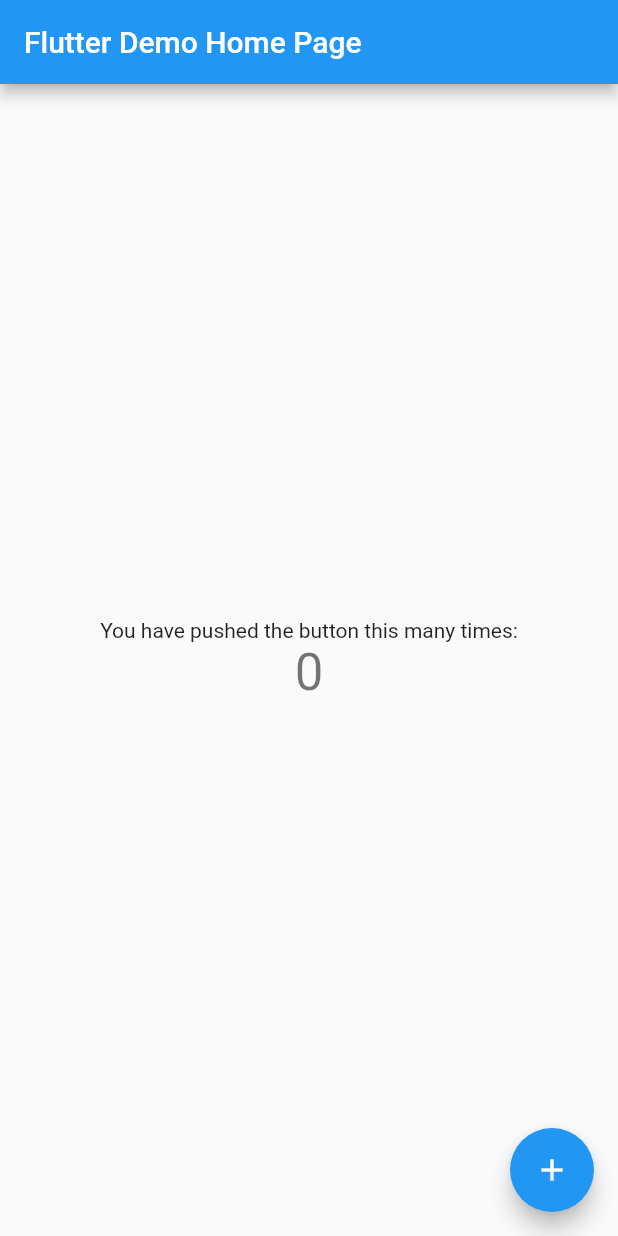
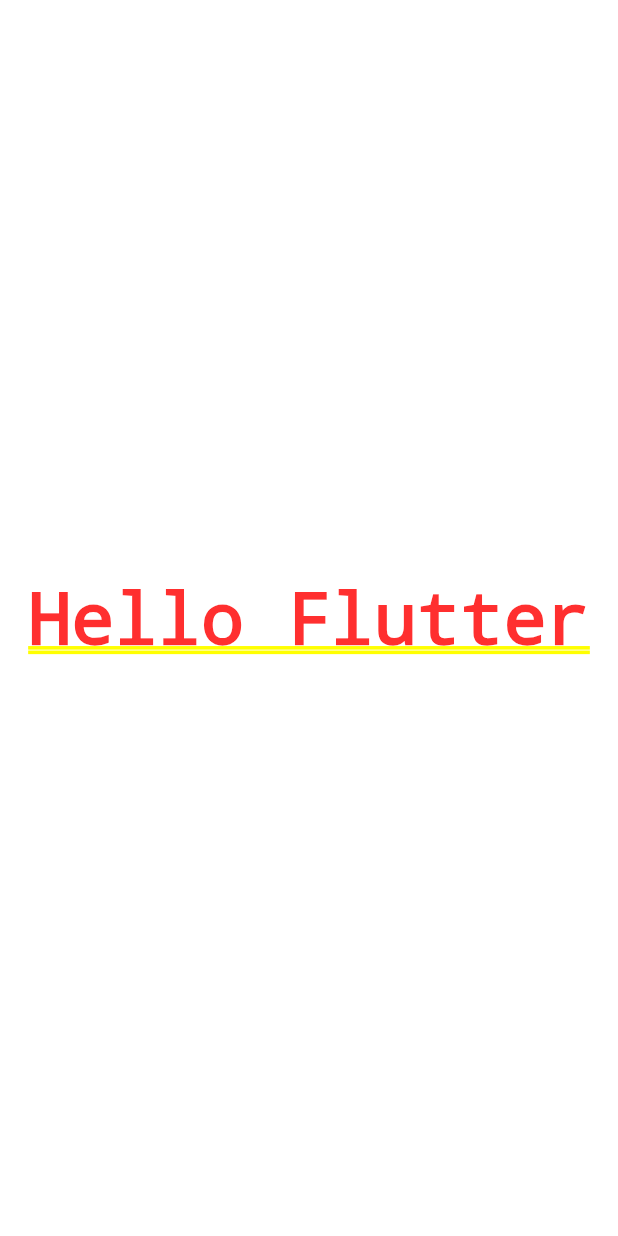
Before and after one commit to raloliver/fludin, a Flutter app: the screen it shows after launch, on a phone screen of 412 x 824 dp. Run offline on Flutter 3.47's test engine with Material 2 defaults, Android fonts, the phone set to English and light mode, and no system bars.

Commit message:
Just a simple changes to show a message on screen

```diff
--- a/fludin01/lib/main.dart
+++ b/fludin01/lib/main.dart
@@ -1,117 +1,12 @@
 import 'package:flutter/material.dart';
 
+// the main function is the starting point for all our flutter apps.
 void main() {
-  runApp(MyApp());
+  runApp(
+    MaterialApp(
+      home: Center(
+        child: Text('Hello Flutter'),
+      ),
+    ),
+  );
 }
-
-class MyApp extends StatelessWidget {
-  // This widget is the root of your application.
-  @override
-  Widget build(BuildContext context) {
-    return MaterialApp(
-      title: 'Flutter Demo',
-      theme: ThemeData(
-        // This is the theme of your application.
-        //
-        // Try running your application with "flutter run". You'll see the
-        // application has a blue toolbar. Then, without quitting the app, try
-        // changing the primarySwatch below to Colors.green and then invoke
-        // "hot reload" (press "r" in the console where you ran "flutter run",
-        // or simply save your changes to "hot reload" in a Flutter IDE).
-        // Notice that the counter didn't reset back to zero; the application
-        // is not restarted.
-        primarySwatch: Colors.blue,
-        // This makes the visual density adapt to the platform that you run
-        // the app on. For desktop platforms, the controls will be smaller and
-        // closer together (more dense) than on mobile platforms.
-        visualDensity: VisualDensity.adaptivePlatformDensity,
-      ),
-      home: MyHomePage(title: 'Flutter Demo Home Page'),
-    );
-  }
-}
-
-class MyHomePage extends StatefulWidget {
-  MyHomePage({Key key, this.title}) : super(key: key);
-
-  // This widget is the home page of your application. It is stateful, meaning
-  // that it has a State object (defined below) that contains fields that affect
-  // how it looks.
-
-  // This class is the configuration for the state. It holds the values (in this
-  // case the title) provided by the parent (in this case the App widget) and
-  // used by the build method of the State. Fields in a Widget subclass are
-  // always marked "final".
-
-  final String title;
-
-  @override
-  _MyHomePageState createState() => _MyHomePageState();
-}
-
-class _MyHomePageState extends State<MyHomePage> {
-  int _counter = 0;
-
-  void _incrementCounter() {
-    setState(() {
-      // This call to setState tells the Flutter framework that something has
-      // changed in this State, which causes it to rerun the build method below
-      // so that the display can reflect the updated values. If we changed
-      // _counter without calling setState(), then the build method would not be
-      // called again, and so nothing would appear to happen.
-      _counter++;
-    });
-  }
-
-  @override
-  Widget build(BuildContext context) {
-    // This method is rerun every time setState is called, for instance as done
-    // by the _incrementCounter method above.
-    //
-    // The Flutter framework has been optimized to make rerunning build methods
-    // fast, so that you can just rebuild anything that needs updating rather
-    // than having to individually change instances of widgets.
-    return Scaffold(
-      appBar: AppBar(
-        // Here we take the value from the MyHomePage object that was created by
-        // the App.build method, and use it to set our appbar title.
-        title: Text(widget.title),
-      ),
-      body: Center(
-        // Center is a layout widget. It takes a single child and positions it
-        // in the middle of the parent.
-        child: Column(
-          // Column is also a layout widget. It takes a list of children and
-          // arranges them vertically. By default, it sizes itself to fit its
-          // children horizontally, and tries to be as tall as its parent.
-          //
-          // Invoke "debug painting" (press "p" in the console, choose the
-          // "Toggle Debug Paint" action from the Flutter Inspector in Android
-          // Studio, or the "Toggle Debug Paint" command in Visual Studio Code)
-          // to see the wireframe for each widget.
-          //
-          // Column has various properties to control how it sizes itself and
-          // how it positions its children. Here we use mainAxisAlignment to
-          // center the children vertically; the main axis here is the vertical
-          // axis because Columns are vertical (the cross axis would be
-          // horizontal).
-          mainAxisAlignment: MainAxisAlignment.center,
-          children: <Widget>[
-            Text(
-              'You have pushed the button this many times:',
-            ),
-            Text(
-              '$_counter',
-              style: Theme.of(context).textTheme.headline4,
-            ),
-          ],
-        ),
-      ),
-      floatingActionButton: FloatingActionButton(
-        onPressed: _incrementCounter,
-        tooltip: 'Increment',
-        child: Icon(Icons.add),
-      ), // This trailing comma makes auto-formatting nicer for build methods.
-    );
-  }
-}
```
Also changed, not shown: 1 other file.
